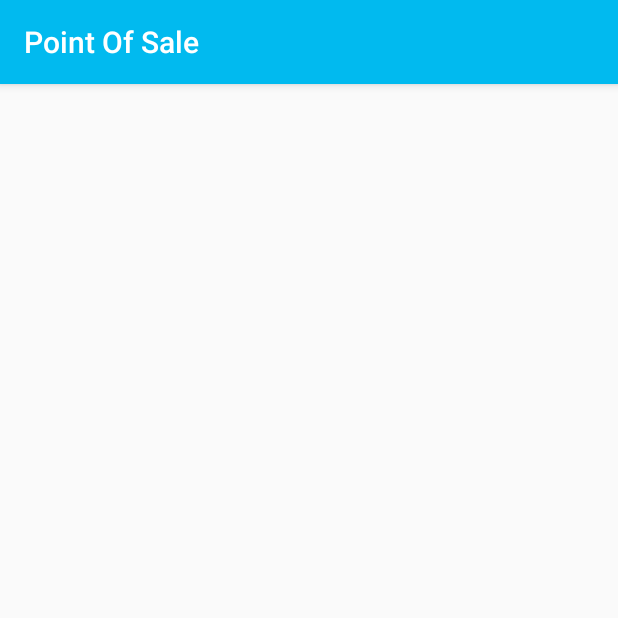
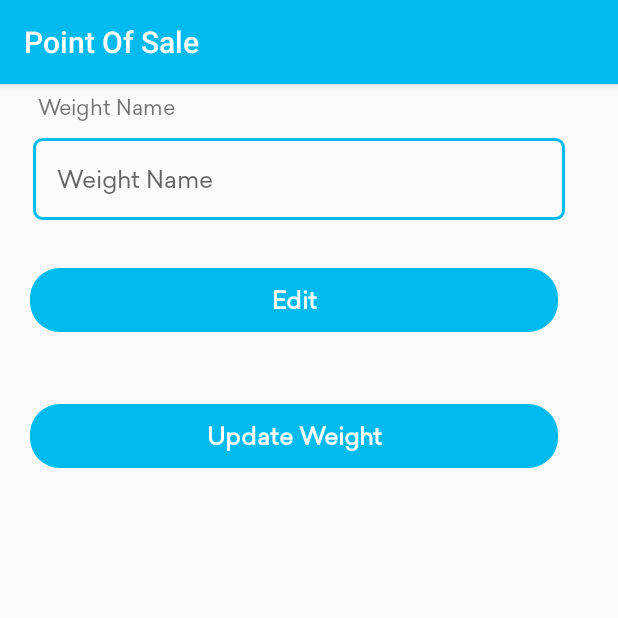
Before and after one commit to eby8zevin/Android-PointOfSale, an Android app: the EditWeightActivity screen opened directly, with no data from a screen before it, on a phone screen of 412 x 824 dp, the top half of it. Run offline under Robolectric (Android 15) with nearby library versions, the phone set to English and light mode, and no system bars.

Commit message:
Layout activity_edit_weight.xml

```diff
--- a/app/src/main/res/layout/activity_edit_weight.xml
+++ b/app/src/main/res/layout/activity_edit_weight.xml
@@ -1,9 +1,85 @@
 <?xml version="1.0" encoding="utf-8"?>
-<androidx.constraintlayout.widget.ConstraintLayout xmlns:android="http://schemas.android.com/apk/res/android"
-    xmlns:app="http://schemas.android.com/apk/res-auto"
+<LinearLayout xmlns:android="http://schemas.android.com/apk/res/android"
     xmlns:tools="http://schemas.android.com/tools"
     android:layout_width="match_parent"
     android:layout_height="match_parent"
+    android:orientation="vertical"
     tools:context=".settings.weight.EditWeightActivity">
 
-</androidx.constraintlayout.widget.ConstraintLayout>
+    <ScrollView
+        android:layout_width="match_parent"
+        android:layout_height="match_parent"
+        tools:ignore="UselessParent">
+
+        <LinearLayout
+            android:layout_width="match_parent"
+            android:layout_height="wrap_content"
+            android:orientation="vertical">
+
+            <TextView
+                android:layout_width="match_parent"
+                android:layout_height="wrap_content"
+                android:layout_marginStart="20dp"
+                android:layout_marginEnd="35dp"
+                android:fontFamily="@font/sailec_regular"
+                android:padding="5dp"
+                android:text="@string/weight_name" />
+
+            <EditText
+                android:id="@+id/et_WeUnName_name"
+                android:layout_width="match_parent"
+                android:layout_height="wrap_content"
+                android:layout_marginStart="22dp"
+                android:layout_marginTop="5dp"
+                android:layout_marginEnd="35dp"
+                android:background="@drawable/round_border"
+                android:fontFamily="@font/sailec_regular"
+                android:hint="@string/weight_name"
+                android:importantForAutofill="no"
+                android:inputType="text"
+                android:padding="16dp"
+                android:textColor="@color/deep_sky_blue"
+                android:textSize="16sp" />
+
+            <TextView
+                android:id="@+id/tv_edit_weight"
+                android:layout_width="match_parent"
+                android:layout_height="wrap_content"
+                android:layout_alignParentBottom="true"
+                android:layout_marginStart="20dp"
+                android:layout_marginTop="32dp"
+                android:layout_marginEnd="40dp"
+                android:layout_marginBottom="18dp"
+                android:background="@drawable/rounded_button"
+                android:fontFamily="@font/sailec_regular"
+                android:gravity="center"
+                android:padding="10dp"
+                android:text="@string/edit"
+                android:textColor="@color/white"
+                android:textSize="16sp"
+                android:textStyle="bold"
+                tools:ignore="ObsoleteLayoutParam" />
+
+            <TextView
+                android:id="@+id/tv_update_weight"
+                android:layout_width="match_parent"
+                android:layout_height="wrap_content"
+                android:layout_alignParentBottom="true"
+                android:layout_marginStart="20dp"
+                android:layout_marginTop="30dp"
+                android:layout_marginEnd="40dp"
+                android:layout_marginBottom="18dp"
+                android:background="@drawable/rounded_button"
+                android:fontFamily="@font/sailec_regular"
+                android:gravity="center"
+                android:padding="10dp"
+                android:text="@string/update_weight"
+                android:textColor="@color/white"
+                android:textSize="16sp"
+                android:textStyle="bold"
+                tools:ignore="ObsoleteLayoutParam" />
+        </LinearLayout>
+
+    </ScrollView>
+
+</LinearLayout>
```
